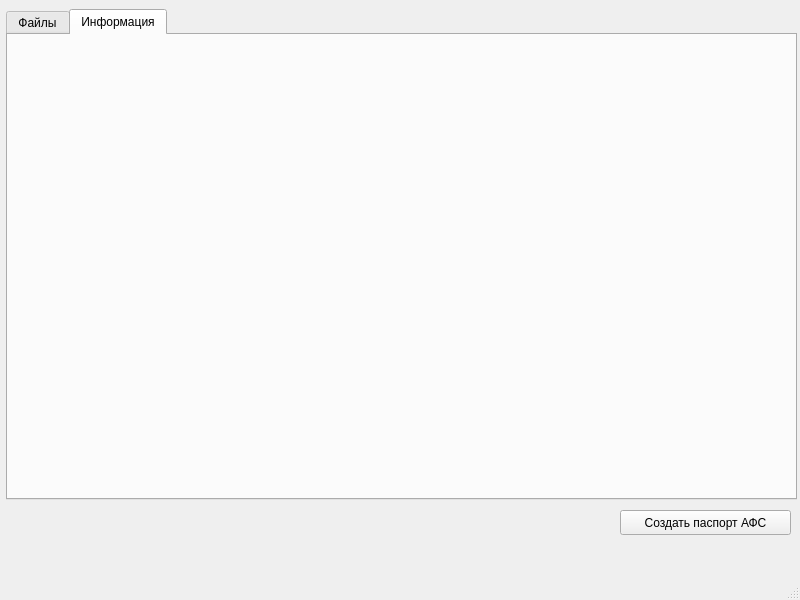
First picture: the form in main_window.ui, repository yixellet/uas_preprocessing, before the edit.
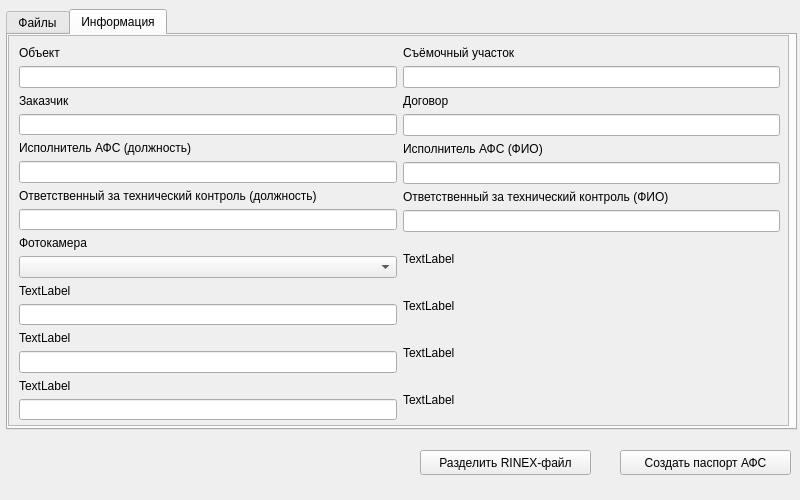
Second picture: the form after the edit. The open tabs and pages were chosen to show the change.

Commit message: Немного рефакторинга

The edit to the form file:
```diff
--- a/main_window.ui
+++ b/main_window.ui
@@ -7,7 +7,7 @@
     <x>0</x>
     <y>0</y>
     <width>800</width>
-    <height>600</height>
+    <height>500</height>
    </rect>
   </property>
   <property name="windowTitle">
@@ -18,7 +18,7 @@
     <property name="geometry">
      <rect>
       <x>620</x>
-      <y>510</y>
+      <y>450</y>
       <width>171</width>
       <height>25</height>
      </rect>
@@ -33,7 +33,7 @@
       <x>6</x>
       <y>9</y>
       <width>791</width>
-      <height>491</height>
+      <height>421</height>
      </rect>
     </property>
     <property name="currentIndex">
@@ -185,20 +185,277 @@
      <attribute name="title">
       <string>Информация</string>
      </attribute>
+     <widget class="QScrollArea" name="scrollArea">
+      <property name="geometry">
+       <rect>
+        <x>0</x>
+        <y>0</y>
+        <width>781</width>
+        <height>391</height>
+       </rect>
+      </property>
+      <property name="widgetResizable">
+       <bool>true</bool>
+      </property>
+      <widget class="QWidget" name="scrollAreaWidgetContents">
+       <property name="geometry">
+        <rect>
+         <x>0</x>
+         <y>0</y>
+         <width>779</width>
+         <height>389</height>
+        </rect>
+       </property>
+       <widget class="QWidget" name="horizontalLayoutWidget">
+        <property name="geometry">
+         <rect>
+          <x>10</x>
+          <y>10</y>
+          <width>761</width>
+          <height>374</height>
+         </rect>
+        </property>
+        <layout class="QHBoxLayout" name="horizontalLayout_6">
+         <item>
+          <layout class="QVBoxLayout" name="verticalLayout_8">
+           <item>
+            <layout class="QVBoxLayout" name="verticalLayout_9">
+             <item>
+              <widget class="QLabel" name="label_6">
+               <property name="text">
+                <string>Объект</string>
+               </property>
+              </widget>
+             </item>
+             <item>
+              <widget class="QLineEdit" name="objectNameLineEdit"/>
+             </item>
+            </layout>
+           </item>
+           <item>
+            <layout class="QVBoxLayout" name="verticalLayout_13">
+             <item>
+              <widget class="QLabel" name="label_8">
+               <property name="text">
+                <string>Заказчик</string>
+               </property>
+              </widget>
+             </item>
+             <item>
+              <widget class="QLineEdit" name="lineEdit_3"/>
+             </item>
+            </layout>
+           </item>
+           <item>
+            <layout class="QVBoxLayout" name="verticalLayout_19">
+             <item>
+              <widget class="QLabel" name="label_16">
+               <property name="text">
+                <string>Исполнитель АФС (должность)</string>
+               </property>
+              </widget>
+             </item>
+             <item>
+              <widget class="QLineEdit" name="lineEdit_5"/>
+             </item>
+            </layout>
+           </item>
+           <item>
+            <layout class="QVBoxLayout" name="verticalLayout_12">
+             <item>
+              <widget class="QLabel" name="label_10">
+               <property name="text">
+                <string>Ответственный за технический контроль (должность)</string>
+               </property>
+              </widget>
+             </item>
+             <item>
+              <widget class="QLineEdit" name="lineEdit_7"/>
+             </item>
+            </layout>
+           </item>
+           <item>
+            <layout class="QVBoxLayout" name="verticalLayout_11">
+             <item>
+              <widget class="QLabel" name="label_11">
+               <property name="text">
+                <string>Фотокамера</string>
+               </property>
+              </widget>
+             </item>
+             <item>
+              <widget class="QComboBox" name="cameraComboBox"/>
+             </item>
+            </layout>
+           </item>
+           <item>
+            <layout class="QVBoxLayout" name="verticalLayout_21">
+             <item>
+              <widget class="QLabel" name="label_18">
+               <property name="text">
+                <string>TextLabel</string>
+               </property>
+              </widget>
+             </item>
+             <item>
+              <widget class="QLineEdit" name="lineEdit_9"/>
+             </item>
+            </layout>
+           </item>
+           <item>
+            <layout class="QVBoxLayout" name="verticalLayout_24">
+             <item>
+              <widget class="QLabel" name="label_20">
+               <property name="text">
+                <string>TextLabel</string>
+               </property>
+              </widget>
+             </item>
+             <item>
+              <widget class="QLineEdit" name="lineEdit_10"/>
+             </item>
+            </layout>
+           </item>
+           <item>
+            <layout class="QVBoxLayout" name="verticalLayout_10">
+             <item>
+              <widget class="QLabel" name="label_12">
+               <property name="text">
+                <string>TextLabel</string>
+               </property>
+              </widget>
+             </item>
+             <item>
+              <widget class="QLineEdit" name="lineEdit_11"/>
+             </item>
+            </layout>
+           </item>
+          </layout>
+         </item>
+         <item>
+          <layout class="QVBoxLayout" name="verticalLayout_7">
+           <item>
+            <layout class="QVBoxLayout" name="verticalLayout_14">
+             <item>
+              <widget class="QLabel" name="label_7">
+               <property name="text">
+                <string>Съёмочный участок</string>
+               </property>
+              </widget>
+             </item>
+             <item>
+              <widget class="QLineEdit" name="surveySiteLineEdit"/>
+             </item>
+            </layout>
+           </item>
+           <item>
+            <layout class="QVBoxLayout" name="verticalLayout_18">
+             <item>
+              <widget class="QLabel" name="label_9">
+               <property name="text">
+                <string>Договор</string>
+               </property>
+              </widget>
+             </item>
+             <item>
+              <widget class="QLineEdit" name="lineEdit_4"/>
+             </item>
+            </layout>
+           </item>
+           <item>
+            <layout class="QVBoxLayout" name="verticalLayout_20">
+             <item>
+              <widget class="QLabel" name="label_17">
+               <property name="text">
+                <string>Исполнитель АФС (ФИО)</string>
+               </property>
+              </widget>
+             </item>
+             <item>
+              <widget class="QLineEdit" name="lineEdit_6"/>
+             </item>
+            </layout>
+           </item>
+           <item>
+            <layout class="QVBoxLayout" name="verticalLayout_17">
+             <item>
+              <widget class="QLabel" name="label_13">
+               <property name="text">
+                <string>Ответственный за технический контроль (ФИО)</string>
+               </property>
+              </widget>
+             </item>
+             <item>
+              <widget class="QLineEdit" name="lineEdit_8"/>
+             </item>
+            </layout>
+           </item>
+           <item>
+            <layout class="QVBoxLayout" name="verticalLayout_16">
+             <item>
+              <widget class="QLabel" name="label_14">
+               <property name="text">
+                <string>TextLabel</string>
+               </property>
+              </widget>
+             </item>
+            </layout>
+           </item>
+           <item>
+            <layout class="QVBoxLayout" name="verticalLayout_23">
+             <item>
+              <widget class="QLabel" name="label_21">
+               <property name="text">
+                <string>TextLabel</string>
+               </property>
+              </widget>
+             </item>
+            </layout>
+           </item>
+           <item>
+            <layout class="QVBoxLayout" name="verticalLayout_22">
+             <item>
+              <widget class="QLabel" name="label_19">
+               <property name="text">
+                <string>TextLabel</string>
+               </property>
+              </widget>
+             </item>
+            </layout>
+           </item>
+           <item>
+            <layout class="QVBoxLayout" name="verticalLayout_15">
+             <item>
+              <widget class="QLabel" name="label_15">
+               <property name="text">
+                <string>TextLabel</string>
+               </property>
+              </widget>
+             </item>
+            </layout>
+           </item>
+          </layout>
+         </item>
+        </layout>
+       </widget>
+      </widget>
+     </widget>
     </widget>
    </widget>
+   <widget class="QPushButton" name="splitRinexButton">
+    <property name="geometry">
+     <rect>
+      <x>420</x>
+      <y>450</y>
+      <width>171</width>
+      <height>25</height>
+     </rect>
+    </property>
+    <property name="text">
+     <string>Разделить RINEX-файл</string>
+    </property>
+   </widget>
   </widget>
-  <widget class="QMenuBar" name="menubar">
-   <property name="geometry">
-    <rect>
-     <x>0</x>
-     <y>0</y>
-     <width>800</width>
-     <height>22</height>
-    </rect>
-   </property>
-  </widget>
-  <widget class="QStatusBar" name="statusbar"/>
  </widget>
  <resources/>
  <connections/>
```
The commit also changes 1 other file.
